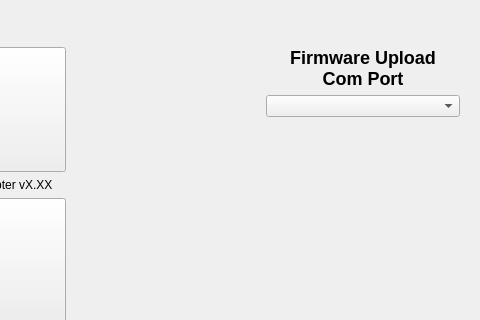
This is src/ui/configuration/ApmFirmwareConfig.ui in ArduPilot/apm_planner as Qt 5 draws it before an edit; both pictures show x 687 to 1167 and y 0 to 320 of the 1167 by 606 pixel window. The edited form follows.
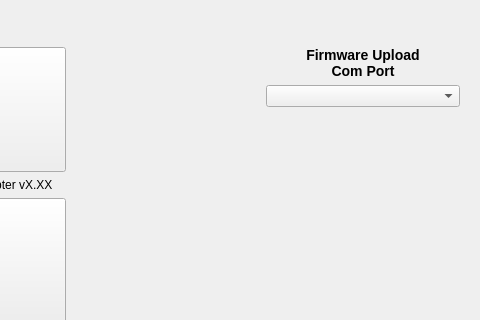
This is the edited form. Icons and pictures are not drawn.

Commit message: Change for display of COM port name on windows, and descriptor on *nix

The edit to the form file:
```diff
--- a/src/ui/configuration/ApmFirmwareConfig.ui
+++ b/src/ui/configuration/ApmFirmwareConfig.ui
@@ -496,7 +496,7 @@
            <item>
             <widget class="QLabel" name="label_2">
              <property name="text">
-              <string>&lt;h2&gt;Firmware Upload&lt;br&gt;Com Port&lt;/h2&gt;</string>
+              <string>&lt;h3&gt;Firmware Upload&lt;br&gt;Com Port&lt;/h3&gt;</string>
              </property>
              <property name="alignment">
               <set>Qt::AlignCenter</set>
@@ -528,6 +528,13 @@
              </property>
             </widget>
            </item>
+           <item>
+            <widget class="QLabel" name="comPortNameLabel">
+             <property name="text">
+              <string/>
+             </property>
+            </widget>
+           </item>
            <item>
             <spacer name="verticalSpacer">
              <property name="orientation">
```
The commit also changes 1 other file.
